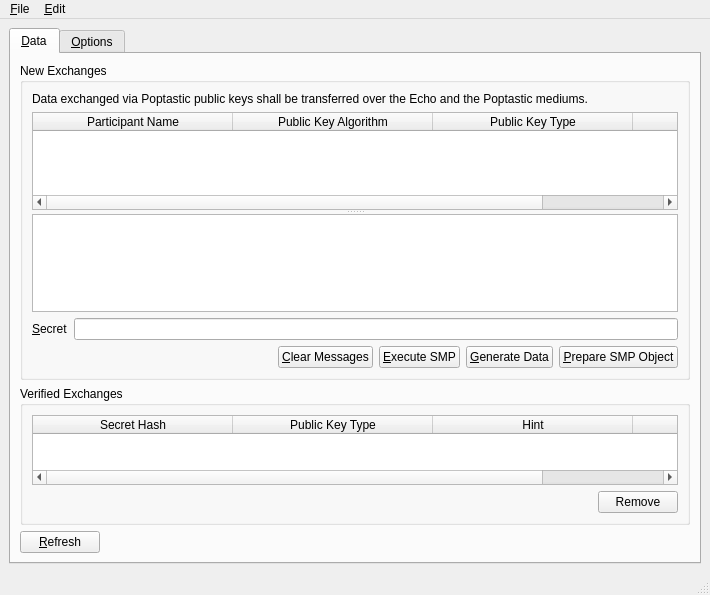
The window that branches/trunk/UI/spot-on-smpwindow.ui (textbrowser/spot-on) describes before a commit, drawn with Qt 5.
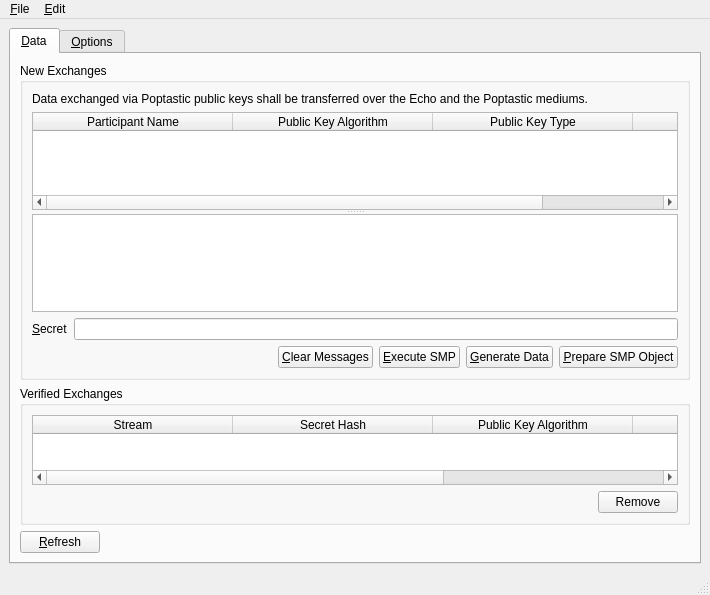
The same window after the commit. Icons and pictures are not drawn.

Commit message: New menu item containing streams.

Diff of the .ui file:
```diff
--- a/branches/trunk/UI/spot-on-smpwindow.ui
+++ b/branches/trunk/UI/spot-on-smpwindow.ui
@@ -195,6 +195,11 @@
                <attribute name="horizontalHeaderStretchLastSection">
                 <bool>true</bool>
                </attribute>
+               <column>
+                <property name="text">
+                 <string>Stream</string>
+                </property>
+               </column>
                <column>
                 <property name="text">
                  <string>Secret Hash</string>
@@ -202,7 +207,7 @@
                </column>
                <column>
                 <property name="text">
-                 <string>Public Key Type</string>
+                 <string>Public Key Algorithm</string>
                 </property>
                </column>
                <column>
```
The commit also changes 9 other files.
